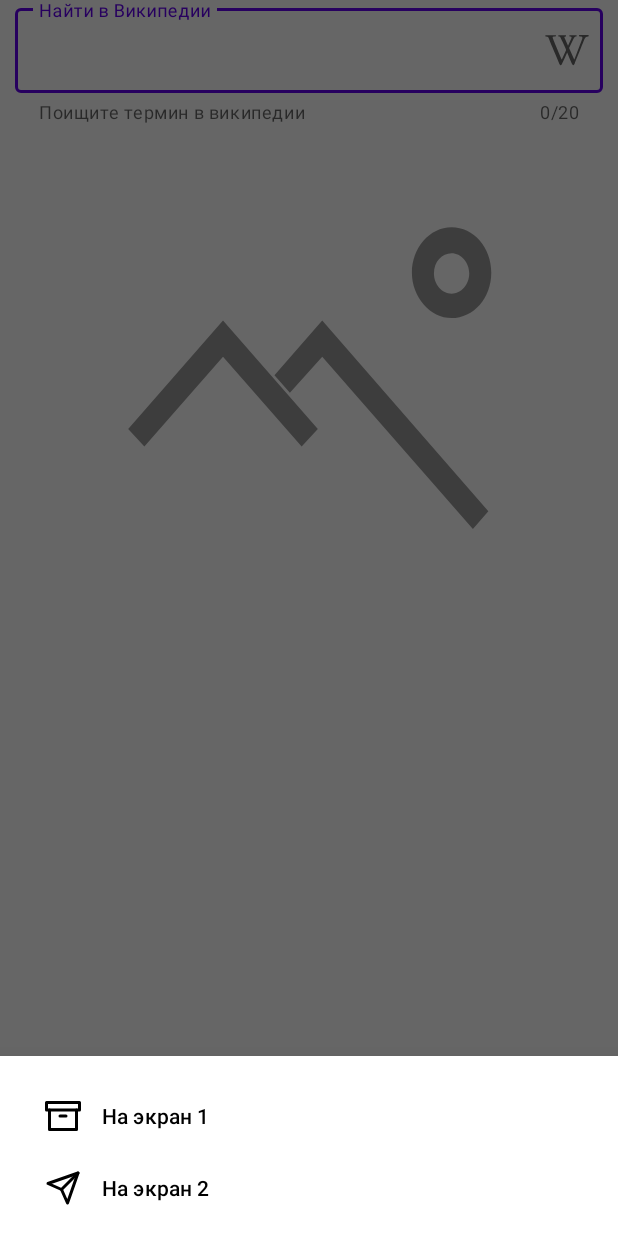
After one commit to nikitabo1shakov/pictureoftheday, an Android app: the fragment BottomNavigationDrawerFragment placed in its activity, on a phone screen of 412 x 824 dp. The commit adds this screen. Run offline under Robolectric (Android 15) with nearby library versions, the phone set to English and light mode, and no system bars; libraries missing offline, so code that uses them is left out: coil.api.load; pictures from the network do not load.

Commit message:
добавление BottomAppBar + FAB

```diff
--- /dev/null
+++ b/app/src/main/java/com/nikitabolshakov/pictureoftheday/view/BottomNavigationDrawerFragment.kt
@@ -0,0 +1,37 @@
+package com.nikitabolshakov.pictureoftheday.view
+
+import android.os.Bundle
+import android.view.LayoutInflater
+import android.view.View
+import android.view.ViewGroup
+import android.widget.Toast
+import com.google.android.material.bottomsheet.BottomSheetDialogFragment
+import com.nikitabolshakov.pictureoftheday.R
+import com.nikitabolshakov.pictureoftheday.databinding.BottomNavigationLayoutBinding
+
+class BottomNavigationDrawerFragment : BottomSheetDialogFragment() {
+
+    private var _binding: BottomNavigationLayoutBinding? = null
+    private val binding get() = _binding!!
+
+    override fun onCreateView(
+        inflater: LayoutInflater,
+        container: ViewGroup?,
+        savedInstanceState: Bundle?
+    ): View {
+        _binding = BottomNavigationLayoutBinding.inflate(inflater, container, false)
+        return binding.root
+    }
+
+    override fun onActivityCreated(savedInstanceState: Bundle?) {
+        super.onActivityCreated(savedInstanceState)
+
+        binding.navigationView.setNavigationItemSelectedListener { menuItem ->
+            when (menuItem.itemId) {
+                R.id.navigation_one -> Toast.makeText(context, "1", Toast.LENGTH_SHORT).show()
+                R.id.navigation_two -> Toast.makeText(context, "2", Toast.LENGTH_SHORT).show()
+            }
+            true
+        }
+    }
+}
--- a/app/src/main/java/com/nikitabolshakov/pictureoftheday/view/PictureOfTheDayFragment.kt
+++ b/app/src/main/java/com/nikitabolshakov/pictureoftheday/view/PictureOfTheDayFragment.kt
@@ -3,15 +3,15 @@ package com.nikitabolshakov.pictureoftheday.view
 import android.content.Intent
 import android.net.Uri
 import android.os.Bundle
-import android.view.LayoutInflater
-import android.view.View
-import android.view.ViewGroup
+import android.view.*
 import android.widget.Toast
 import androidx.constraintlayout.widget.ConstraintLayout
+import androidx.core.content.ContextCompat
 import androidx.fragment.app.Fragment
 import androidx.lifecycle.Observer
 import androidx.lifecycle.ViewModelProvider
 import coil.api.load
+import com.google.android.material.bottomappbar.BottomAppBar
 import com.google.android.material.bottomsheet.BottomSheetBehavior
 import com.nikitabolshakov.pictureoftheday.R
 import com.nikitabolshakov.pictureoftheday.databinding.MainFragmentBinding
@@ -22,6 +22,7 @@ class PictureOfTheDayFragment : Fragment() {
 
     companion object {
         fun newInstance() = PictureOfTheDayFragment()
+        private var isMain = true
     }
 
     private var _binding: MainFragmentBinding? = null
@@ -54,6 +55,8 @@ class PictureOfTheDayFragment : Fragment() {
         }
 
         setBottomSheetBehavior(view.findViewById(R.id.bottom_sheet_container))
+
+        setBottomAppBar(view)
     }
 
     private fun renderData(state: PictureOfTheDayState) {
@@ -91,4 +94,55 @@ class PictureOfTheDayFragment : Fragment() {
         bottomSheetBehavior = BottomSheetBehavior.from(bottomSheet)
         bottomSheetBehavior.state = BottomSheetBehavior.STATE_COLLAPSED
     }
+
+    override fun onCreateOptionsMenu(menu: Menu, inflater: MenuInflater) {
+        super.onCreateOptionsMenu(menu, inflater)
+        inflater.inflate(R.menu.bottom_bar_menu, menu)
+    }
+
+    override fun onOptionsItemSelected(item: MenuItem): Boolean {
+        when (item.itemId) {
+            R.id.app_bar_fav -> Toast.makeText(context, "Favourite", Toast.LENGTH_SHORT).show()
+            R.id.app_bar_setting -> Toast.makeText(context, "Setting", Toast.LENGTH_SHORT).show()
+            android.R.id.home -> {
+                activity?.let {
+                    BottomNavigationDrawerFragment().show(it.supportFragmentManager, "tag")
+                }
+            }
+        }
+        return super.onOptionsItemSelected(item)
+
+    }
+
+    private fun setBottomAppBar(view: View) {
+        val context = activity as MainActivity
+        context.setSupportActionBar(view.findViewById(R.id.bottom_app_bar))
+        setHasOptionsMenu(true)
+        binding.fab.setOnClickListener {
+            if (isMain) {
+                isMain = false
+                binding.bottomAppBar.navigationIcon = null
+                binding.bottomAppBar.fabAlignmentMode = BottomAppBar.FAB_ALIGNMENT_MODE_END
+                binding.fab.setImageDrawable(
+                    ContextCompat.getDrawable(
+                        context,
+                        R.drawable.ic_back_fab
+                    )
+                )
+                binding.bottomAppBar.replaceMenu(R.menu.bottom_bar_other_screen_menu)
+            } else {
+                isMain = true
+                binding.bottomAppBar.navigationIcon =
+                    ContextCompat.getDrawable(context, R.drawable.ic_hamburger_menu_bottom_bar)
+                binding.bottomAppBar.fabAlignmentMode = BottomAppBar.FAB_ALIGNMENT_MODE_CENTER
+                binding.fab.setImageDrawable(
+                    ContextCompat.getDrawable(
+                        context,
+                        R.drawable.ic_plus_fab
+                    )
+                )
+                binding.bottomAppBar.replaceMenu(R.menu.bottom_bar_menu)
+            }
+        }
+    }
 }
--- /dev/null
+++ b/app/src/main/res/drawable/ic_archive.xml
@@ -0,0 +1,27 @@
+<vector xmlns:android="http://schemas.android.com/apk/res/android"
+    android:width="24dp"
+    android:height="24dp"
+    android:viewportWidth="24"
+    android:viewportHeight="24">
+    <path
+        android:fillColor="@android:color/transparent"
+        android:pathData="M21,8l0,13l-18,0l0,-13"
+        android:strokeWidth="2"
+        android:strokeColor="#000000"
+        android:strokeLineCap="round"
+        android:strokeLineJoin="round" />
+    <path
+        android:fillColor="@android:color/transparent"
+        android:pathData="M1,3h22v5h-22z"
+        android:strokeWidth="2"
+        android:strokeColor="#000000"
+        android:strokeLineCap="round"
+        android:strokeLineJoin="round" />
+    <path
+        android:fillColor="@android:color/transparent"
+        android:pathData="M10,12L14,12"
+        android:strokeWidth="2"
+        android:strokeColor="#000000"
+        android:strokeLineCap="round"
+        android:strokeLineJoin="round" />
+</vector>
--- /dev/null
+++ b/app/src/main/res/drawable/ic_back_fab.xml
@@ -0,0 +1,20 @@
+<vector xmlns:android="http://schemas.android.com/apk/res/android"
+    android:width="24dp"
+    android:height="24dp"
+    android:viewportWidth="24"
+    android:viewportHeight="24">
+    <path
+        android:fillColor="@android:color/transparent"
+        android:pathData="M9,14l-5,-5l5,-5"
+        android:strokeWidth="2"
+        android:strokeColor="#000000"
+        android:strokeLineCap="round"
+        android:strokeLineJoin="round" />
+    <path
+        android:fillColor="@android:color/transparent"
+        android:pathData="M20,20v-7a4,4 0,0 0,-4 -4H4"
+        android:strokeWidth="2"
+        android:strokeColor="#000000"
+        android:strokeLineCap="round"
+        android:strokeLineJoin="round" />
+</vector>
--- /dev/null
+++ b/app/src/main/res/drawable/ic_favourite_menu.xml
@@ -0,0 +1,13 @@
+<vector xmlns:android="http://schemas.android.com/apk/res/android"
+    android:width="24dp"
+    android:height="24dp"
+    android:viewportWidth="24"
+    android:viewportHeight="24">
+    <path
+        android:fillColor="@android:color/transparent"
+        android:pathData="M20.84,4.61a5.5,5.5 0,0 0,-7.78 0L12,5.67l-1.06,-1.06a5.5,5.5 0,0 0,-7.78 7.78l1.06,1.06L12,21.23l7.78,-7.78 1.06,-1.06a5.5,5.5 0,0 0,0 -7.78z"
+        android:strokeWidth="2"
+        android:strokeColor="#FFFFFF"
+        android:strokeLineCap="round"
+        android:strokeLineJoin="round" />
+</vector>
--- /dev/null
+++ b/app/src/main/res/drawable/ic_hamburger_menu_bottom_bar.xml
@@ -0,0 +1,27 @@
+<vector xmlns:android="http://schemas.android.com/apk/res/android"
+    android:width="24dp"
+    android:height="24dp"
+    android:viewportWidth="24"
+    android:viewportHeight="24">
+    <path
+        android:fillColor="#FFFFFF"
+        android:pathData="M3,12L21,12"
+        android:strokeWidth="2"
+        android:strokeColor="#FFFFFF"
+        android:strokeLineCap="round"
+        android:strokeLineJoin="round" />
+    <path
+        android:fillColor="#FFFFFF"
+        android:pathData="M3,6L21,6"
+        android:strokeWidth="2"
+        android:strokeColor="#FFFFFF"
+        android:strokeLineCap="round"
+        android:strokeLineJoin="round" />
+    <path
+        android:fillColor="#FFFFFF"
+        android:pathData="M3,18L21,18"
+        android:strokeWidth="2"
+        android:strokeColor="#FFFFFF"
+        android:strokeLineCap="round"
+        android:strokeLineJoin="round" />
+</vector>
--- /dev/null
+++ b/app/src/main/res/drawable/ic_plus_fab.xml
@@ -0,0 +1,20 @@
+<vector xmlns:android="http://schemas.android.com/apk/res/android"
+    android:width="24dp"
+    android:height="24dp"
+    android:viewportWidth="24"
+    android:viewportHeight="24">
+    <path
+        android:fillColor="#FFFFFF"
+        android:pathData="M12,5L12,19"
+        android:strokeWidth="2"
+        android:strokeColor="#FFFFFF"
+        android:strokeLineCap="round"
+        android:strokeLineJoin="round" />
+    <path
+        android:fillColor="#FFFFFF"
+        android:pathData="M5,12L19,12"
+        android:strokeWidth="2"
+        android:strokeColor="#FFFFFF"
+        android:strokeLineCap="round"
+        android:strokeLineJoin="round" />
+</vector>
--- /dev/null
+++ b/app/src/main/res/drawable/ic_search.xml
@@ -0,0 +1,20 @@
+<vector xmlns:android="http://schemas.android.com/apk/res/android"
+    android:width="24dp"
+    android:height="24dp"
+    android:viewportWidth="24"
+    android:viewportHeight="24">
+    <path
+        android:fillColor="@android:color/transparent"
+        android:pathData="M11,11m-8,0a8,8 0,1 1,16 0a8,8 0,1 1,-16 0"
+        android:strokeWidth="2"
+        android:strokeColor="#FFFFFF"
+        android:strokeLineCap="round"
+        android:strokeLineJoin="round" />
+    <path
+        android:fillColor="@android:color/transparent"
+        android:pathData="M21,21L16.65,16.65"
+        android:strokeWidth="2"
+        android:strokeColor="#FFFFFF"
+        android:strokeLineCap="round"
+        android:strokeLineJoin="round" />
+</vector>
--- /dev/null
+++ b/app/src/main/res/drawable/ic_send.xml
@@ -0,0 +1,20 @@
+<vector xmlns:android="http://schemas.android.com/apk/res/android"
+    android:width="24dp"
+    android:height="24dp"
+    android:viewportWidth="24"
+    android:viewportHeight="24">
+    <path
+        android:fillColor="@android:color/transparent"
+        android:pathData="M22,2L11,13"
+        android:strokeWidth="2"
+        android:strokeColor="#000000"
+        android:strokeLineCap="round"
+        android:strokeLineJoin="round" />
+    <path
+        android:fillColor="@android:color/transparent"
+        android:pathData="M22,2l-7,20l-4,-9l-9,-4l20,-7z"
+        android:strokeWidth="2"
+        android:strokeColor="#000000"
+        android:strokeLineCap="round"
+        android:strokeLineJoin="round" />
+</vector>
--- /dev/null
+++ b/app/src/main/res/drawable/ic_settings_menu.xml
@@ -0,0 +1,20 @@
+<vector xmlns:android="http://schemas.android.com/apk/res/android"
+    android:width="24dp"
+    android:height="24dp"
+    android:viewportWidth="24"
+    android:viewportHeight="24">
+    <path
+        android:fillColor="@android:color/transparent"
+        android:pathData="M12,12m-3,0a3,3 0,1 1,6 0a3,3 0,1 1,-6 0"
+        android:strokeWidth="2"
+        android:strokeColor="#FFFFFF"
+        android:strokeLineCap="round"
+        android:strokeLineJoin="round" />
+    <path
+        android:fillColor="@android:color/transparent"
+        android:pathData="M19.4,15a1.65,1.65 0,0 0,0.33 1.82l0.06,0.06a2,2 0,0 1,0 2.83,2 2,0 0,1 -2.83,0l-0.06,-0.06a1.65,1.65 0,0 0,-1.82 -0.33,1.65 1.65,0 0,0 -1,1.51V21a2,2 0,0 1,-2 2,2 2,0 0,1 -2,-2v-0.09A1.65,1.65 0,0 0,9 19.4a1.65,1.65 0,0 0,-1.82 0.33l-0.06,0.06a2,2 0,0 1,-2.83 0,2 2,0 0,1 0,-2.83l0.06,-0.06a1.65,1.65 0,0 0,0.33 -1.82,1.65 1.65,0 0,0 -1.51,-1H3a2,2 0,0 1,-2 -2,2 2,0 0,1 2,-2h0.09A1.65,1.65 0,0 0,4.6 9a1.65,1.65 0,0 0,-0.33 -1.82l-0.06,-0.06a2,2 0,0 1,0 -2.83,2 2,0 0,1 2.83,0l0.06,0.06a1.65,1.65 0,0 0,1.82 0.33H9a1.65,1.65 0,0 0,1 -1.51V3a2,2 0,0 1,2 -2,2 2,0 0,1 2,2v0.09a1.65,1.65 0,0 0,1 1.51,1.65 1.65,0 0,0 1.82,-0.33l0.06,-0.06a2,2 0,0 1,2.83 0,2 2,0 0,1 0,2.83l-0.06,0.06a1.65,1.65 0,0 0,-0.33 1.82V9a1.65,1.65 0,0 0,1.51 1H21a2,2 0,0 1,2 2,2 2,0 0,1 -2,2h-0.09a1.65,1.65 0,0 0,-1.51 1z"
+        android:strokeWidth="2"
+        android:strokeColor="#FFFFFF"
+        android:strokeLineCap="round"
+        android:strokeLineJoin="round" />
+</vector>
--- /dev/null
+++ b/app/src/main/res/layout/bottom_navigation_layout.xml
@@ -0,0 +1,18 @@
+<androidx.constraintlayout.widget.ConstraintLayout xmlns:android="http://schemas.android.com/apk/res/android"
+    xmlns:app="http://schemas.android.com/apk/res-auto"
+    android:layout_width="match_parent"
+    android:layout_height="wrap_content">
+
+    <com.google.android.material.navigation.NavigationView
+        android:id="@+id/navigation_view"
+        android:layout_width="match_parent"
+        android:layout_height="wrap_content"
+        android:layout_gravity="bottom"
+        android:layout_marginStart="8dp"
+        android:layout_marginTop="8dp"
+        android:layout_marginEnd="8dp"
+        app:layout_constraintEnd_toEndOf="parent"
+        app:layout_constraintStart_toStartOf="parent"
+        app:layout_constraintTop_toTopOf="parent"
+        app:menu="@menu/bottom_navigation_menu" />
+</androidx.constraintlayout.widget.ConstraintLayout>
--- a/app/src/main/res/layout/main_fragment.xml
+++ b/app/src/main/res/layout/main_fragment.xml
@@ -1,6 +1,10 @@
 <?xml version="1.0" encoding="utf-8"?>
 <androidx.coordinatorlayout.widget.CoordinatorLayout xmlns:android="http://schemas.android.com/apk/res/android"
     xmlns:app="http://schemas.android.com/apk/res-auto"
+    android:layout_width="match_parent"
+    android:layout_height="match_parent">
+
+    <androidx.core.widget.NestedScrollView
         android:layout_width="match_parent"
         android:layout_height="match_parent">
 
@@ -45,8 +49,30 @@
                 app:layout_constraintStart_toStartOf="parent"
                 app:layout_constraintTop_toTopOf="parent"
                 app:srcCompat="@drawable/ic_no_photo_vector" />
+
         </androidx.constraintlayout.widget.ConstraintLayout>
+    </androidx.core.widget.NestedScrollView>
 
     <include layout="@layout/bottom_sheet_layout" />
 
+    <com.google.android.material.bottomappbar.BottomAppBar
+        android:id="@+id/bottom_app_bar"
+        android:layout_width="match_parent"
+        android:layout_height="wrap_content"
+        android:layout_gravity="bottom"
+        app:backgroundTint="@color/colorPrimary"
+        app:fabAlignmentMode="center"
+        app:hideOnScroll="true"
+        app:layout_scrollFlags="scroll|enterAlways"
+        app:navigationIcon="@drawable/ic_hamburger_menu_bottom_bar" />
+
+    <com.google.android.material.floatingactionbutton.FloatingActionButton
+        android:id="@+id/fab"
+        android:layout_width="wrap_content"
+        android:layout_height="wrap_content"
+        android:backgroundTint="@color/colorAccent"
+        app:layout_anchor="@id/bottom_app_bar"
+        app:srcCompat="@drawable/ic_plus_fab"
+        app:tint="#FFFFFF" />
+
 </androidx.coordinatorlayout.widget.CoordinatorLayout>
--- /dev/null
+++ b/app/src/main/res/menu/bottom_bar_menu.xml
@@ -0,0 +1,15 @@
+<menu xmlns:android="http://schemas.android.com/apk/res/android"
+    xmlns:app="http://schemas.android.com/apk/res-auto">
+
+    <item
+        android:id="@+id/app_bar_fav"
+        android:icon="@drawable/ic_favourite_menu"
+        android:title="@string/favourite"
+        app:showAsAction="ifRoom" />
+
+    <item
+        android:id="@+id/app_bar_setting"
+        android:icon="@drawable/ic_settings_menu"
+        android:title="@string/settings"
+        app:showAsAction="ifRoom" />
+</menu>
--- /dev/null
+++ b/app/src/main/res/menu/bottom_bar_other_screen_menu.xml
@@ -0,0 +1,9 @@
+<menu xmlns:android="http://schemas.android.com/apk/res/android"
+    xmlns:app="http://schemas.android.com/apk/res-auto">
+
+    <item
+        android:id="@+id/app_bar_search"
+        android:icon="@drawable/ic_search"
+        android:title="@string/search"
+        app:showAsAction="ifRoom" />
+</menu>
--- /dev/null
+++ b/app/src/main/res/menu/bottom_navigation_menu.xml
@@ -0,0 +1,12 @@
+<menu xmlns:android="http://schemas.android.com/apk/res/android">
+    <group android:checkableBehavior="none">
+        <item
+            android:id="@+id/navigation_one"
+            android:icon="@drawable/ic_archive"
+            android:title="На экран 1" />
+        <item
+            android:id="@+id/navigation_two"
+            android:icon="@drawable/ic_send"
+            android:title="На экран 2" />
+    </group>
+</menu>
--- a/app/src/main/res/values-night/themes.xml
+++ b/app/src/main/res/values-night/themes.xml
@@ -1,6 +1,6 @@
 <resources xmlns:tools="http://schemas.android.com/tools">
     <!-- Base application theme. -->
-    <style name="Theme.PictureOfTheDay" parent="Theme.MaterialComponents.DayNight.DarkActionBar">
+    <style name="Theme.PictureOfTheDay" parent="Theme.MaterialComponents.DayNight.NoActionBar">
         <!-- Primary brand color. -->
         <item name="colorPrimary">@color/purple_200</item>
         <item name="colorPrimaryVariant">@color/purple_700</item>
--- a/app/src/main/res/values/colors.xml
+++ b/app/src/main/res/values/colors.xml
@@ -8,4 +8,6 @@
     <color name="black">#FF000000</color>
     <color name="white">#FFFFFFFF</color>
     <color name="color_gray">#66000000</color>
+    <color name="colorPrimary">#008577</color>
+    <color name="colorAccent">#D81B60</color>
 </resources>
--- a/app/src/main/res/values/strings.xml
+++ b/app/src/main/res/values/strings.xml
@@ -3,4 +3,7 @@
     <string name="photo_of_the_day_stub">Photo of the day</string>
     <string name="search_wiki">Найти в Википедии</string>
     <string name="wiki_helper_text">Поищите термин в википедии</string>
+    <string name="favourite">favourite</string>
+    <string name="settings">settings</string>
+    <string name="search">Search</string>
 </resources>
--- a/app/src/main/res/values/themes.xml
+++ b/app/src/main/res/values/themes.xml
@@ -1,6 +1,6 @@
 <resources xmlns:tools="http://schemas.android.com/tools">
     <!-- Base application theme. -->
-    <style name="Theme.PictureOfTheDay" parent="Theme.MaterialComponents.Light.DarkActionBar">
+    <style name="Theme.PictureOfTheDay" parent="Theme.MaterialComponents.Light.NoActionBar">
         <!-- Primary brand color. -->
         <item name="colorPrimary">@color/purple_500</item>
         <item name="colorPrimaryVariant">@color/purple_700</item>
```
Lines whose indentation alone changed are shown as unchanged.
